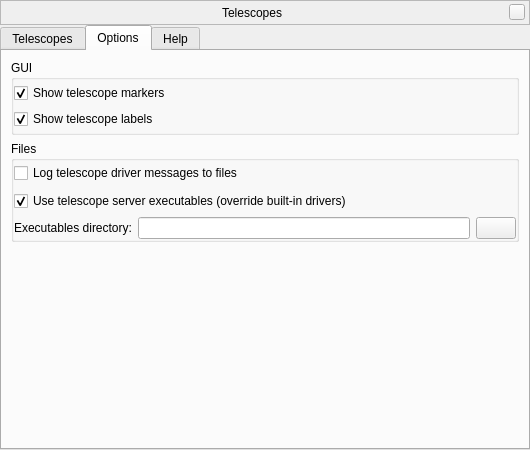
This is plugins/TelescopeControl/src/gui/telescopeDialog.ui in 519984307/stellarium_src as Qt 5 draws it before an edit. The edited form follows.
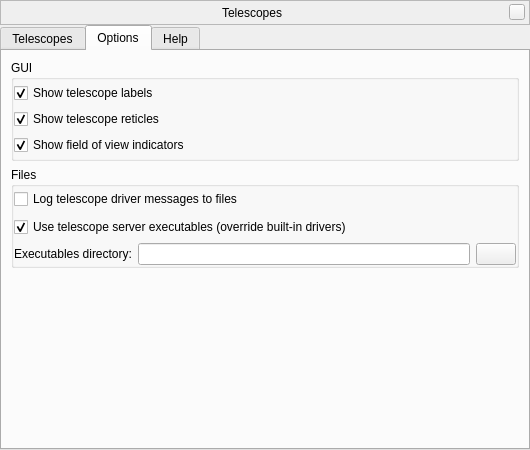
This is the edited form. The open tabs and pages were chosen to show the change. Icons and pictures are not drawn. Custom widgets are drawn as their Qt base class.

Commit message: TelescopeControl: fixed reticle color bug; separated reticles and FOV circles; renamed FOV circles

```diff
--- a/plugins/TelescopeControl/src/gui/telescopeDialog.ui
+++ b/plugins/TelescopeControl/src/gui/telescopeDialog.ui
@@ -428,28 +428,6 @@
           <property name="margin">
            <number>0</number>
           </property>
-          <item>
-           <widget class="QCheckBox" name="checkBoxMarkers">
-            <property name="sizePolicy">
-             <sizepolicy hsizetype="Preferred" vsizetype="Fixed">
-              <horstretch>0</horstretch>
-              <verstretch>0</verstretch>
-             </sizepolicy>
-            </property>
-            <property name="minimumSize">
-             <size>
-              <width>0</width>
-              <height>26</height>
-             </size>
-            </property>
-            <property name="text">
-             <string>Show telescope markers</string>
-            </property>
-            <property name="checked">
-             <bool>true</bool>
-            </property>
-           </widget>
-          </item>
           <item>
            <widget class="QCheckBox" name="checkBoxLabels">
             <property name="sizePolicy">
@@ -472,6 +450,50 @@
             </property>
            </widget>
           </item>
+          <item>
+           <widget class="QCheckBox" name="checkBoxReticles">
+            <property name="sizePolicy">
+             <sizepolicy hsizetype="Preferred" vsizetype="Fixed">
+              <horstretch>0</horstretch>
+              <verstretch>0</verstretch>
+             </sizepolicy>
+            </property>
+            <property name="minimumSize">
+             <size>
+              <width>0</width>
+              <height>26</height>
+             </size>
+            </property>
+            <property name="text">
+             <string>Show telescope reticles</string>
+            </property>
+            <property name="checked">
+             <bool>true</bool>
+            </property>
+           </widget>
+          </item>
+          <item>
+           <widget class="QCheckBox" name="checkBoxCircles">
+            <property name="sizePolicy">
+             <sizepolicy hsizetype="Preferred" vsizetype="Fixed">
+              <horstretch>0</horstretch>
+              <verstretch>0</verstretch>
+             </sizepolicy>
+            </property>
+            <property name="minimumSize">
+             <size>
+              <width>0</width>
+              <height>26</height>
+             </size>
+            </property>
+            <property name="text">
+             <string>Show field of view indicators</string>
+            </property>
+            <property name="checked">
+             <bool>true</bool>
+            </property>
+           </widget>
+          </item>
          </layout>
         </widget>
        </item>
```
The commit also changes 7 other files.
